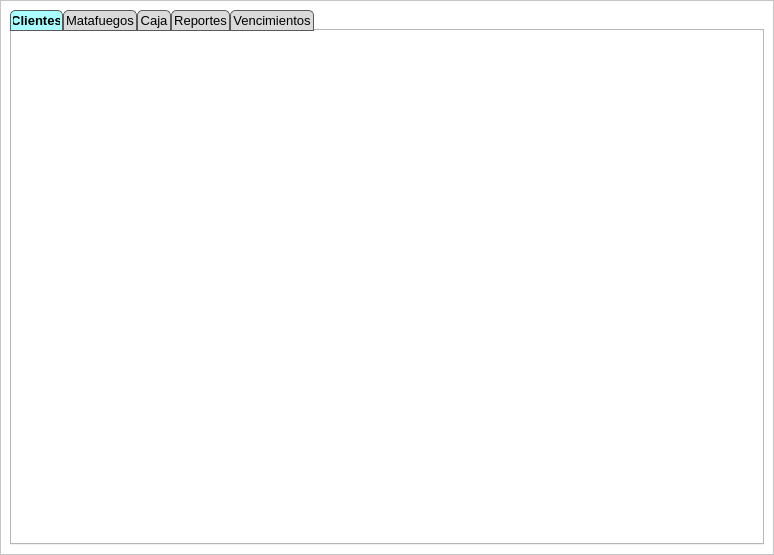
Julian2455/beatmat, file resources/ui/ventanaprincipal.ui: the form before one commit.
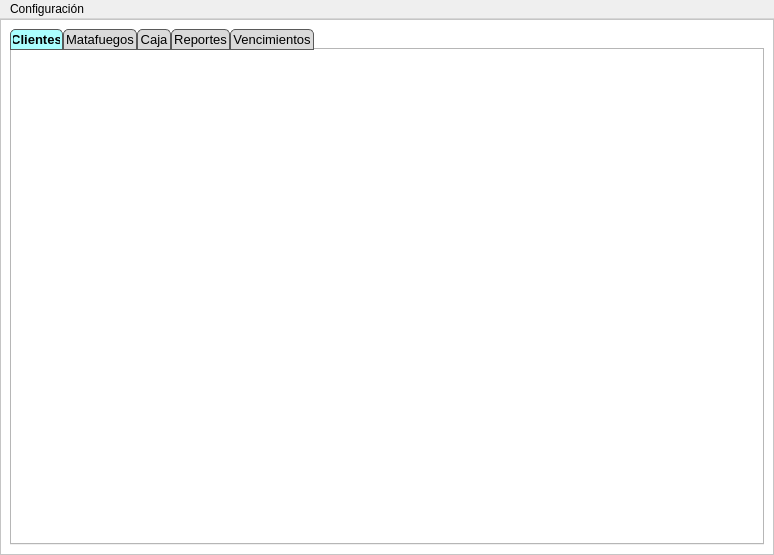
The form after the commit. Icons and pictures are not drawn.

```diff
--- a/resources/ui/ventanaprincipal.ui
+++ b/resources/ui/ventanaprincipal.ui
@@ -137,6 +137,28 @@
     </item>
    </layout>
   </widget>
+  <widget class="QMenuBar" name="menuBar">
+   <property name="geometry">
+    <rect>
+     <x>0</x>
+     <y>0</y>
+     <width>774</width>
+     <height>22</height>
+    </rect>
+   </property>
+   <widget class="QMenu" name="menuConfiguraci_n">
+    <property name="title">
+     <string>Configuración</string>
+    </property>
+    <addaction name="actionPrecios"/>
+   </widget>
+   <addaction name="menuConfiguraci_n"/>
+  </widget>
+  <action name="actionPrecios">
+   <property name="text">
+    <string>Precios</string>
+   </property>
+  </action>
  </widget>
  <resources/>
  <connections/>
```
